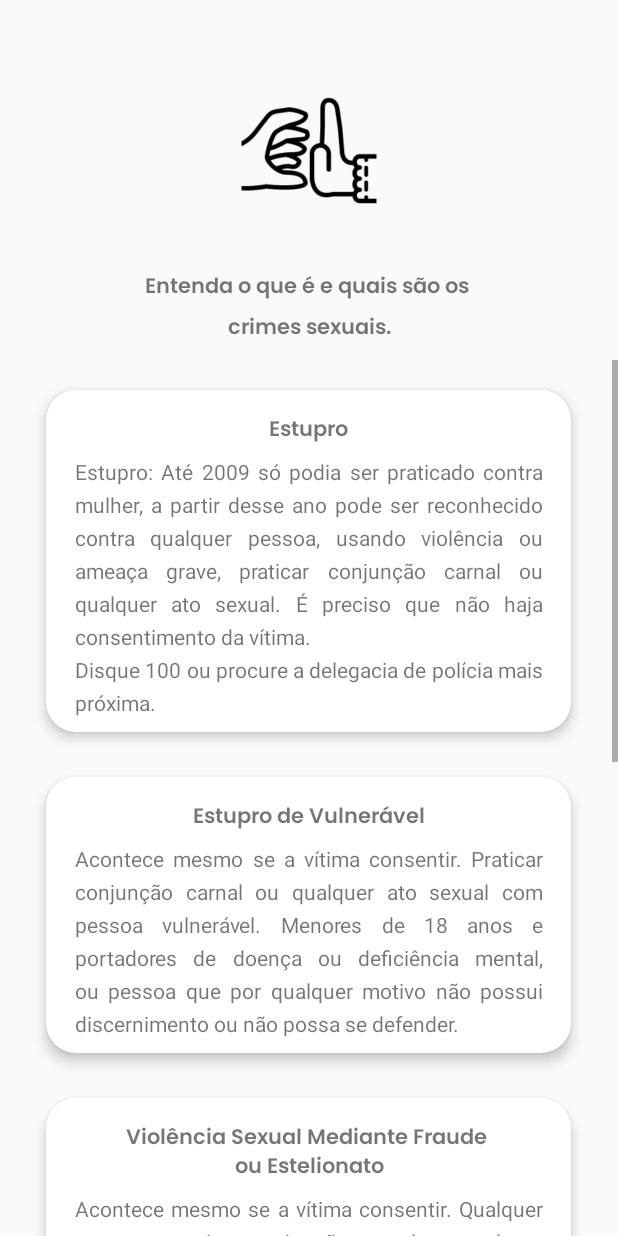
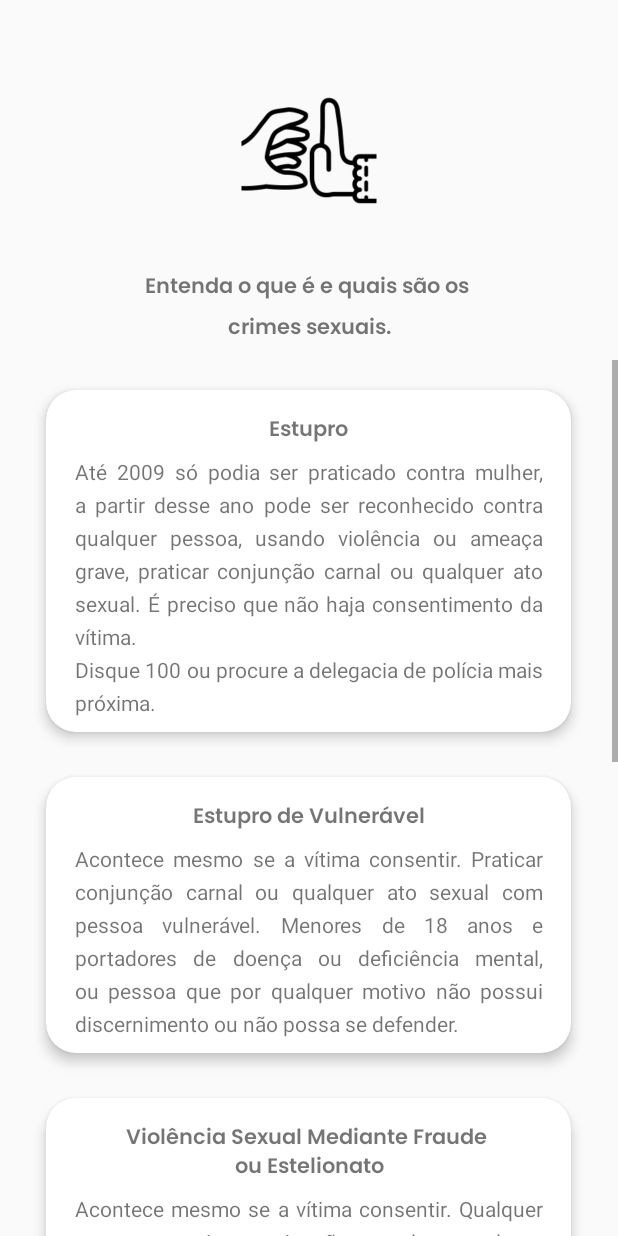
Before and after one commit to jaquecantarino/La-Diversite, an Android app: the CrimesSexuaisLeisActivity screen opened directly, with no data from a screen before it, on a phone screen of 412 x 824 dp. Run offline under Robolectric (Android 15) with nearby library versions, the phone set to English and light mode, and no system bars.

Commit message:
ajustes textos

```diff
--- a/app/src/main/res/values/strings.xml
+++ b/app/src/main/res/values/strings.xml
@@ -135,12 +135,13 @@
     <string name="racial_lei">Você sabia que existe uma lei que define os crimes resultantes de preconceito de raça ou de cor? É uma forma de combater o racismo e garantir que todos sejam tratados com igualdade. Quer entender melhor como essa lei funciona e quais são as penalidades para quem comete esses crimes? Clicando aqui você pode ler mais da lei.\n<i><u>https://presrepublica.jusbrasil.com.br/legislacao/111031/lei-do-crime-racial-lei-7716-89#art-1</u></i></string>
     <string name="preconceito_lei">Você já ouviu falar sobre a lei que combate o racismo? Sabia que é crime praticar, induzir ou estimular a discriminação ou o preconceito racial por meio de comunicação social ou publicações de qualquer natureza, inclusive nas redes sociais? Saiba mais sobre o Artigo 20º da Lei 7716 clicando aqui.\n<i><u>https://www.jusbrasil.com.br/topicos/11797094/artigo-20-da-lei-n-7716-de-05-de-janeiro-de-1989</u></i></string>
     <string name="estatuto_lei">Conhece a lei chamada Estatuto da Igualdade Racial? Ela foi feita para garantir que a população negra tenha oportunidades iguais, defender os direitos étnicos de cada um, combater a discriminação e qualquer tipo de intolerância étnica. Clicando aqui você pode ler a lei e entender melhor sobre ela.\n<i><u>https://presrepublica.jusbrasil.com.br/legislacao/823981/estatuto-da-igualdade-racial-lei-12288-10</u></i></string>
-    <string name="estupro">Estupro: Até 2009 só podia ser praticado contra mulher, a partir desse ano pode ser reconhecido contra qualquer pessoa, usando violência ou ameaça grave, praticar conjunção carnal ou qualquer ato sexual. É preciso que não haja consentimento da vítima. \nDisque 100 ou procure a delegacia de polícia mais próxima.</string>    <string name="vulneravel">Acontece mesmo se a vítima consentir. Praticar conjunção carnal ou qualquer ato sexual com pessoa vulnerável. Menores de 18 anos e portadores de doença ou deficiência mental, ou pessoa que por qualquer motivo não possui discernimento ou não possa se defender.</string>
-    <string name="fraude"><![CDATA[Acontece mesmo se a vítima consentir. Qualquer pessoa que tiver conjunção carnal ou qualquer ato sexual acreditando ser necessária e benéfica para sua condição. caso de médicos em exames, consultas e diagnósticos; instituições religiosas iludindo fiéis; ou por promessas financeiras. ]]></string>
-    <string name="pudor">Praticar ato libidinoso com objetivo de satisfação sexual própria ou de terceiro. por exemplo: roubar um beijo, passar a mão nas partes íntimas, nádegas ou seios, se esfregar na pessoa, falar baixarias sexuais, se masturbar ou ejacular em público. importante: se a vítima consentir não configura crime.</string>
-    <string name="assedio">O agressor utiliza sua posição, influência ou hierarquia em relação à vítima para obter vantagem sexual. basta ocorrer algum tipo de coação. paquera ou romance é normal entre pessoas nessas condições, por isso importante saber que não pode haver consentimento, incentivo ou mesmo reciprocidade por parte da vítima.\nCaso precise de ajuda disque 100 ou Procure a Delegacia de Polícia mais próxima.</string>
+    <string name="estupro">Até 2009 só podia ser praticado contra mulher, a partir desse ano pode ser reconhecido contra qualquer pessoa, usando violência ou ameaça grave, praticar conjunção carnal ou qualquer ato sexual. É preciso que não haja consentimento da vítima. \nDisque 100 ou procure a delegacia de polícia mais próxima.</string>
+    <string name="vulneravel">Acontece mesmo se a vítima consentir. Praticar conjunção carnal ou qualquer ato sexual com pessoa vulnerável. Menores de 18 anos e portadores de doença ou deficiência mental, ou pessoa que por qualquer motivo não possui discernimento ou não possa se defender.</string>
+    <string name="fraude"><![CDATA[Acontece mesmo se a vítima consentir. Qualquer pessoa que tiver conjunção carnal ou qualquer ato sexual acreditando ser necessária e benéfica para sua condição. Caso de médicos em exames, consultas e diagnósticos, instituições religiosas iludindo fiéis, ou por promessas financeiras. ]]></string>
+    <string name="pudor">Praticar ato libidinoso com objetivo de satisfação sexual própria ou de terceiro. Por exemplo: roubar um beijo, passar a mão nas partes íntimas, nádegas ou seios, se esfregar na pessoa, falar baixarias sexuais, se masturbar ou ejacular em público. Importante: se a vítima consentir não configura crime.</string>
+    <string name="assedio">O agressor utiliza sua posição, influência ou hierarquia em relação à vítima para obter vantagem sexual. Basta ocorrer algum tipo de coação. Paquera ou romance é normal entre pessoas nessas condições, por isso é importante saber que não pode haver consentimento, incentivo ou mesmo reciprocidade por parte da vítima.\nCaso precise de ajuda disque 100 ou Procure a Delegacia de Polícia mais próxima.</string>
     <string name="atend_mulher">É um canal telefônico criado pela Secretaria Nacional de Políticas para as Mulheres. Ao discar 180, você poderá registrar a denúncia de violência contra a mulher, que será devidamente registrada e encaminhada aos órgãos competentes. O serviço funciona 24 horas por dia, todos os dias da semana.</string>
-    <string name="deleg_mulher">Como o próprio nome já sugere, são espaços especializados em cuidar de casos de violência contra as mulheres e acolher as vítimas. Vale lembrar que nem todos os estados possuem as delegacias especiais e que essas denúncias também podem ser feitas em delegacias regulares. A maioria da DEAM funciona 24 horas por dia, todos os dias. E estão aptos a receber, acolher e instruir em casos de violência psicológica, moral, sexual e patrimonial.</string>
+    <string name="deleg_mulher">Como o próprio nome já sugere, são espaços especializados em cuidar de casos de violência contra as mulheres e acolher as vítimas. Vale lembrar que nem todos os estados possuem as delegacias especiais e que essas denúncias também podem ser feitas em delegacias regulares. A maioria das DEAMs funcionam 24 horas por dia, todos os dias. E estão aptos a receber, acolher e instruir em casos de violência psicológica, moral, sexual e patrimonial.</string>
     <string name="casa_mulher"><![CDATA[São espaços equipados para atender as vítimas de violência em todas as suas necessidades essenciais. Na prática, isso quer dizer oferecer alojamento temporário, cuidados psicossociais, realizar triagens, encaminhar casos para delegacias da mulher,  Juizados, Defensorias e Ministério Público. Assim, a mulher pode receber todo o apoio necessário para se manter longe do perigo, cuidar de si e de eventuais filhos e buscar suas garantias legais. Existem Casas da Mulher Brasileira em diferentes estados brasileiros, mas ainda não em todos.]]></string>
     <string name="serv_mulher">Serviço de Atendimento às Mulheres \nVítimas de Violência Sexual /n(SAMVVIS)</string>
     <string name="title_leis">Clique nos cards abaixo para ter acesso à algumas informações legais, saber como identificar algum tipo de crime que esteja sofrendo e quais as leis que podem te amparar.</string>
```
